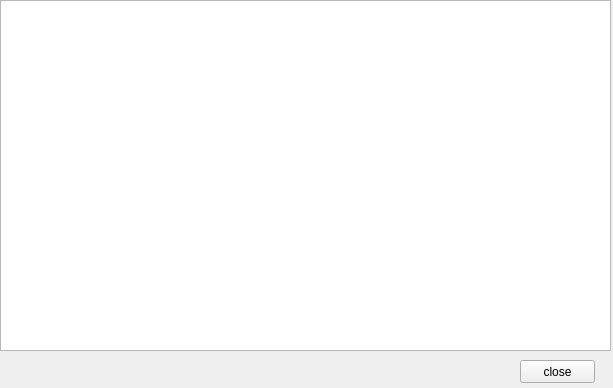
Qt form courseswidgetstudent.ui (casalete/ErasmusIo) before a commit.
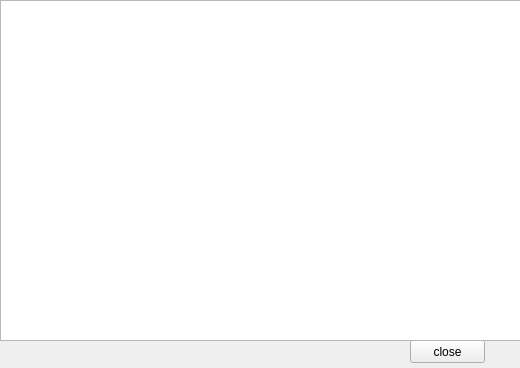
The same form after that commit. Icons and pictures are not drawn.

Patch:
```diff
--- a/courseswidgetstudent.ui
+++ b/courseswidgetstudent.ui
@@ -6,8 +6,8 @@
    <rect>
     <x>0</x>
     <y>0</y>
-    <width>613</width>
-    <height>388</height>
+    <width>520</width>
+    <height>368</height>
    </rect>
   </property>
   <property name="windowTitle">
@@ -19,8 +19,8 @@
   <widget class="QPushButton" name="back">
    <property name="geometry">
     <rect>
-     <x>520</x>
-     <y>360</y>
+     <x>410</x>
+     <y>340</y>
      <width>75</width>
      <height>23</height>
     </rect>
@@ -34,8 +34,8 @@
     <rect>
      <x>0</x>
      <y>0</y>
-     <width>611</width>
-     <height>351</height>
+     <width>521</width>
+     <height>341</height>
     </rect>
    </property>
   </widget>
```
